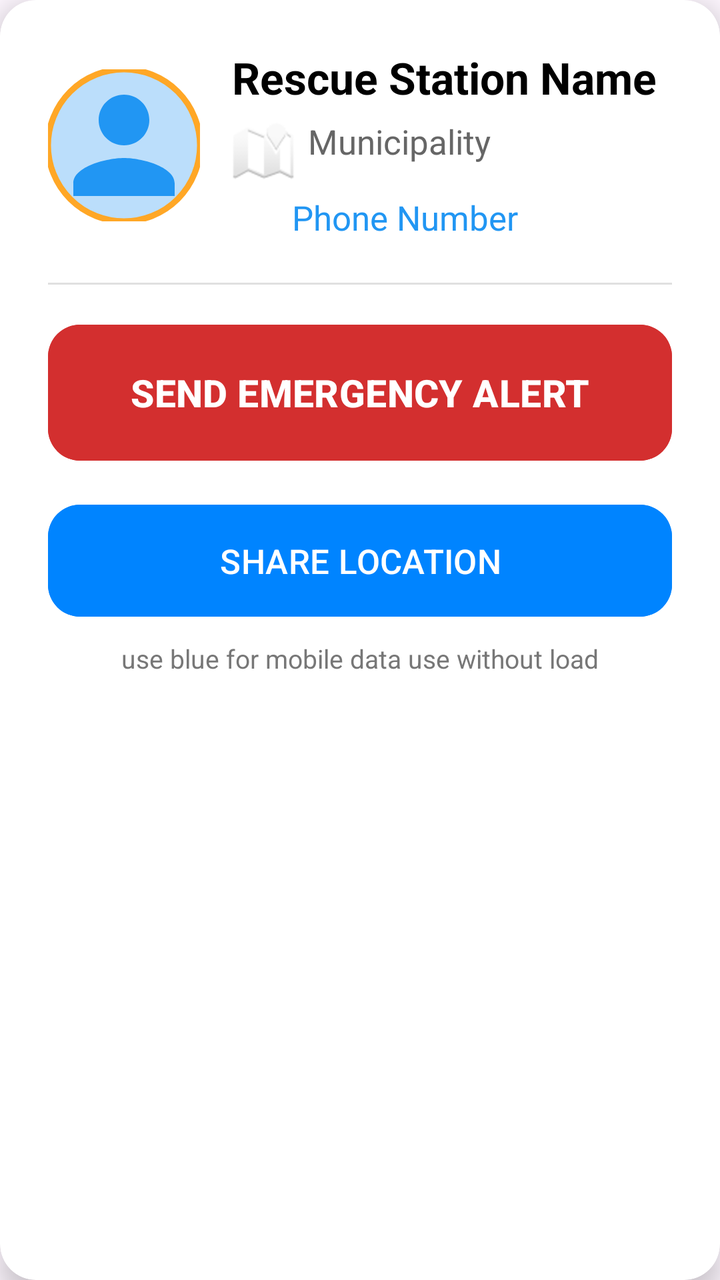
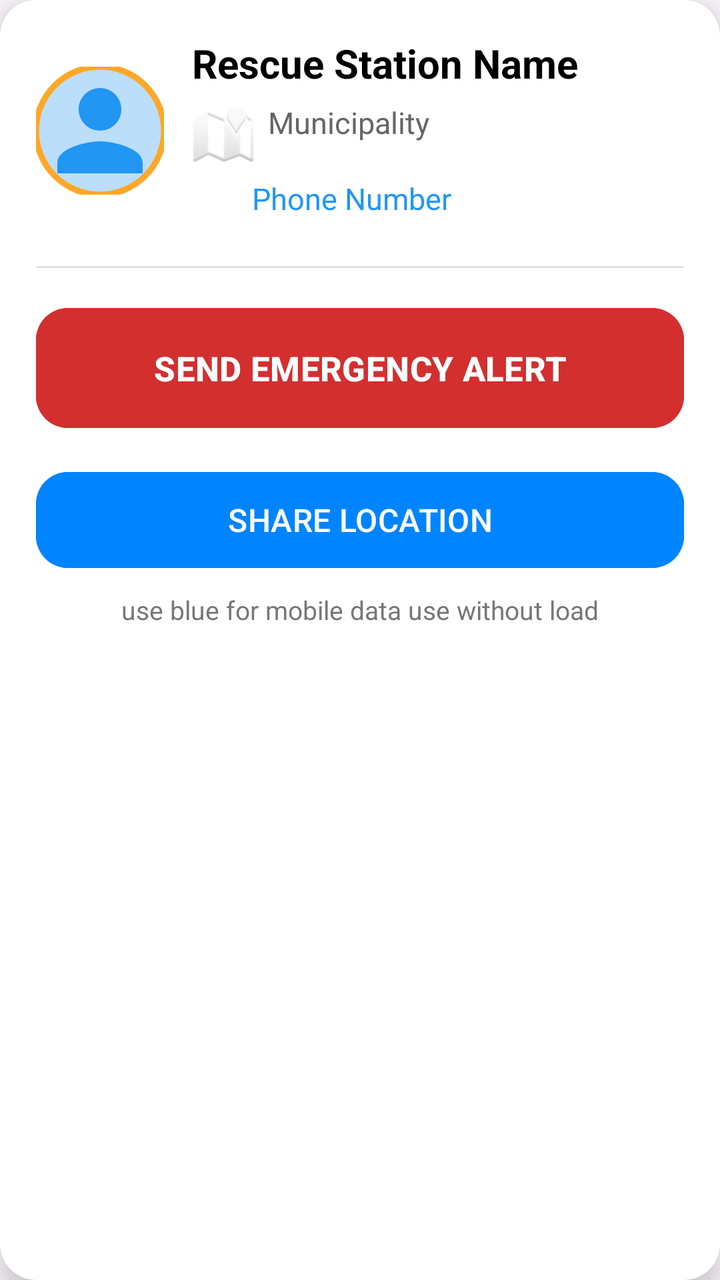

Compare the two renders of this Android layout. The source of the first and the diff that turns it into the second are given below.
<!-- AndroidManifest.xml: application theme Theme.DQRA -->
<!-- res/layout/rescuers_stations.xml -->
<?xml version="1.0" encoding="utf-8"?>
<androidx.cardview.widget.CardView
    xmlns:android="http://schemas.android.com/apk/res/android"
    xmlns:app="http://schemas.android.com/apk/res-auto"
    android:layout_width="match_parent"
    android:layout_height="wrap_content"
    android:layout_margin="12dp"
    app:cardCornerRadius="18dp"
    app:cardElevation="8dp"
    android:backgroundTint="@android:color/white">

    <LinearLayout
        android:layout_width="match_parent"
        android:layout_height="wrap_content"
        android:orientation="vertical"
        android:padding="24dp">

        <LinearLayout
            android:layout_width="match_parent"
            android:layout_height="wrap_content"
            android:orientation="horizontal"
            android:gravity="center_vertical"
            android:layout_marginBottom="20dp">

            <com.google.android.material.imageview.ShapeableImageView
                android:id="@+id/imgStationProfile"
                android:layout_width="76dp"
                android:layout_height="76dp"
                android:scaleType="centerCrop"
                android:src="@drawable/ic_profile_placeholder"
                app:shapeAppearanceOverlay="@style/ShapeAppearance.DQRA.CircleImage"
                app:strokeColor="#FFA726"
                app:strokeWidth="3dp"/>

            <LinearLayout
                android:layout_width="0dp"
                android:layout_height="wrap_content"
                android:layout_weight="1"
                android:orientation="vertical"
                android:layout_marginStart="16dp">

                <TextView
                    android:id="@+id/stationName"
                    android:layout_width="wrap_content"
                    android:layout_height="wrap_content"
                    android:text="Rescue Station Name"
                    android:textSize="22sp"
                    android:textStyle="bold"
                    android:textColor="@color/black"/>

                <TextView
                    android:id="@+id/tvMunicipality"
                    android:layout_width="wrap_content"
                    android:layout_height="wrap_content"
                    android:text="Municipality"
                    android:textSize="17sp"
                    android:textColor="#666666"
                    android:layout_marginTop="6dp"
                    android:drawableStart="@android:drawable/ic_dialog_map"
                    android:drawablePadding="6dp"/>

                <TextView
                    android:id="@+id/stationPhone"
                    android:layout_width="wrap_content"
                    android:layout_height="wrap_content"
                    android:text="Phone Number"
                    android:textSize="17sp"
                    android:textColor="#2196F3"
                    android:layout_marginTop="6dp"
                    android:drawableStart="@android:drawable/stat_sys_phone_call"
                    android:drawablePadding="6dp"/>
            </LinearLayout>
        </LinearLayout>

        <View
            android:layout_width="match_parent"
            android:layout_height="1dp"
            android:background="#E0E0E0"
            android:layout_marginBottom="16dp"/>

        <LinearLayout
            android:layout_width="match_parent"
            android:layout_height="wrap_content"
            android:orientation="vertical">

            <FrameLayout
                android:layout_width="match_parent"
                android:layout_height="wrap_content"
                android:layout_marginBottom="14dp">

                <com.google.android.material.button.MaterialButton
                    android:id="@+id/btnAction"
                    android:layout_width="match_parent"
                    android:layout_height="76dp"
                    android:text="SEND EMERGENCY ALERT"
                    android:textSize="19sp"
                    android:textStyle="bold"
                    android:backgroundTint="#D32F2F"
                    android:textColor="@android:color/white"
                    app:cornerRadius="16dp"/>

                <ProgressBar
                    android:id="@+id/progressAction"
                    android:layout_width="36dp"
                    android:layout_height="36dp"
                    android:layout_gravity="center"
                    android:indeterminate="true"
                    android:indeterminateTint="@android:color/white"
                    android:visibility="gone"/>

            </FrameLayout>

            <com.google.android.material.button.MaterialButton
                android:id="@+id/btnMessenger"
                android:layout_width="match_parent"
                android:layout_height="64dp"
                android:text="SHARE LOCATION"
                android:textSize="17sp"
                android:backgroundTint="#0084FF"
                android:textColor="@android:color/white"
                app:cornerRadius="16dp"/>

            <TextView
                android:id="@+id/tvHint"
                android:layout_width="wrap_content"
                android:layout_height="wrap_content"
                android:text="use blue for mobile data use without load"
                android:textSize="13sp"
                android:textColor="#777777"
                android:layout_marginTop="8dp"
                android:layout_gravity="center_horizontal"/>

        </LinearLayout>

    </LinearLayout>
</androidx.cardview.widget.CardView>
<!-- resources referenced by this layout -->
<resources>
  <color name="black">#FF000000</color>
  <!-- drawable ic_profile_placeholder (drawable) -->
  <?xml version="1.0" encoding="utf-8"?>
  <vector xmlns:android="http://schemas.android.com/apk/res/android"
      android:width="100dp"
      android:height="100dp"
      android:viewportWidth="24"
      android:viewportHeight="24">
      <path
          android:fillColor="#BBDEFB"
          android:pathData="M0,0h24v24h-24z"/>
      <path
          android:fillColor="#2196F3"
          android:pathData="M12,12c2.21,0 4,-1.79 4,-4s-1.79,-4 -4,-4 -4,1.79 -4,4 1.79,4 4,4zM12,14c-2.67,0 -8,1.34 -8,4v2h16v-2c0,-2.66 -5.33,-4 -8,-4z"/>
  </vector>
  <style name="ShapeAppearance.DQRA.CircleImage" parent="">
          <item name="cornerFamily">rounded</item>
          <item name="cornerSize">50%</item>
      </style>
  <style name="Theme.DQRA" parent="Base.Theme.DQRA" />
  <style name="Base.Theme.DQRA" parent="Theme.Material3.DayNight.NoActionBar">
          
          <item name="android:statusBarColor">@color/white</item>
          
          <item name="android:windowLightStatusBar">true</item> 
          <item name="android:buttonStyle">@style/Widget.DQRA.Button</item>
          <item name="buttonStyle">@style/Widget.DQRA.Button</item>
      </style>
  <color name="white">#FFFFFFFF</color>
  <style name="Widget.DQRA.Button" parent="Widget.AppCompat.Button">
          <item name="android:backgroundTint">@null</item>
          <item name="backgroundTint">@null</item>
      </style>
</resources>

<!-- the commit's change to res/layout/rescuers_stations.xml (unified diff, before → after) -->
@@ -13,7 +13,7 @@
         android:layout_width="match_parent"
         android:layout_height="wrap_content"
         android:orientation="vertical"
-        android:padding="24dp">
+        android:padding="18dp">
 
         <LinearLayout
             android:layout_width="match_parent"
@@ -24,8 +24,8 @@
 
             <com.google.android.material.imageview.ShapeableImageView
                 android:id="@+id/imgStationProfile"
-                android:layout_width="76dp"
-                android:layout_height="76dp"
+                android:layout_width="64dp"
+                android:layout_height="64dp"
                 android:scaleType="centerCrop"
                 android:src="@drawable/ic_profile_placeholder"
                 app:shapeAppearanceOverlay="@style/ShapeAppearance.DQRA.CircleImage"
@@ -37,38 +37,44 @@
                 android:layout_height="wrap_content"
                 android:layout_weight="1"
                 android:orientation="vertical"
-                android:layout_marginStart="16dp">
+                android:layout_marginStart="14dp">
 
                 <TextView
                     android:id="@+id/stationName"
-                    android:layout_width="wrap_content"
+                    android:layout_width="match_parent"
                     android:layout_height="wrap_content"
                     android:text="Rescue Station Name"
-                    android:textSize="22sp"
+                    android:textSize="20sp"
                     android:textStyle="bold"
-                    android:textColor="@color/black"/>
+                    android:textColor="@color/black"
+                    android:maxLines="2"
+                    android:ellipsize="end"/>
 
                 <TextView
                     android:id="@+id/tvMunicipality"
-                    android:layout_width="wrap_content"
+                    android:layout_width="match_parent"
                     android:layout_height="wrap_content"
                     android:text="Municipality"
-                    android:textSize="17sp"
+                    android:textSize="15sp"
                     android:textColor="#666666"
                     android:layout_marginTop="6dp"
                     android:drawableStart="@android:drawable/ic_dialog_map"
-                    android:drawablePadding="6dp"/>
+                    android:drawablePadding="6dp"
+                    android:maxLines="2"
+                    android:ellipsize="end"/>
 
                 <TextView
                     android:id="@+id/stationPhone"
-                    android:layout_width="wrap_content"
+                    android:layout_width="match_parent"
                     android:layout_height="wrap_content"
                     android:text="Phone Number"
-                    android:textSize="17sp"
+                    android:textSize="15sp"
                     android:textColor="#2196F3"
                     android:layout_marginTop="6dp"
                     android:drawableStart="@android:drawable/stat_sys_phone_call"
-                    android:drawablePadding="6dp"/>
+                    android:drawablePadding="6dp"
+                    android:maxLines="2"
+                    android:ellipsize="end"/>
             </LinearLayout>
         </LinearLayout>
 
@@ -91,12 +97,15 @@
                 <com.google.android.material.button.MaterialButton
                     android:id="@+id/btnAction"
                     android:layout_width="match_parent"
-                    android:layout_height="76dp"
+                    android:layout_height="wrap_content"
+                    android:minHeight="68dp"
                     android:text="SEND EMERGENCY ALERT"
-                    android:textSize="19sp"
+                    android:textSize="17sp"
                     android:textStyle="bold"
                     android:backgroundTint="#D32F2F"
                     android:textColor="@android:color/white"
+                    android:maxLines="2"
+                    android:ellipsize="end"
                     app:cornerRadius="16dp"/>
 
                 <ProgressBar
@@ -113,11 +122,14 @@
             <com.google.android.material.button.MaterialButton
                 android:id="@+id/btnMessenger"
                 android:layout_width="match_parent"
-                android:layout_height="64dp"
+                android:layout_height="wrap_content"
+                android:minHeight="56dp"
                 android:text="SHARE LOCATION"
-                android:textSize="17sp"
+                android:textSize="16sp"
                 android:backgroundTint="#0084FF"
                 android:textColor="@android:color/white"
+                android:maxLines="2"
+                android:ellipsize="end"
                 app:cornerRadius="16dp"/>
 
             <TextView
@@ -128,7 +140,10 @@
                 android:textSize="13sp"
                 android:textColor="#777777"
                 android:layout_marginTop="8dp"
-                android:layout_gravity="center_horizontal"/>
+                android:layout_gravity="center_horizontal"
+                android:gravity="center"
+                android:maxLines="2"
+                android:ellipsize="end"/>
 
         </LinearLayout>
 
